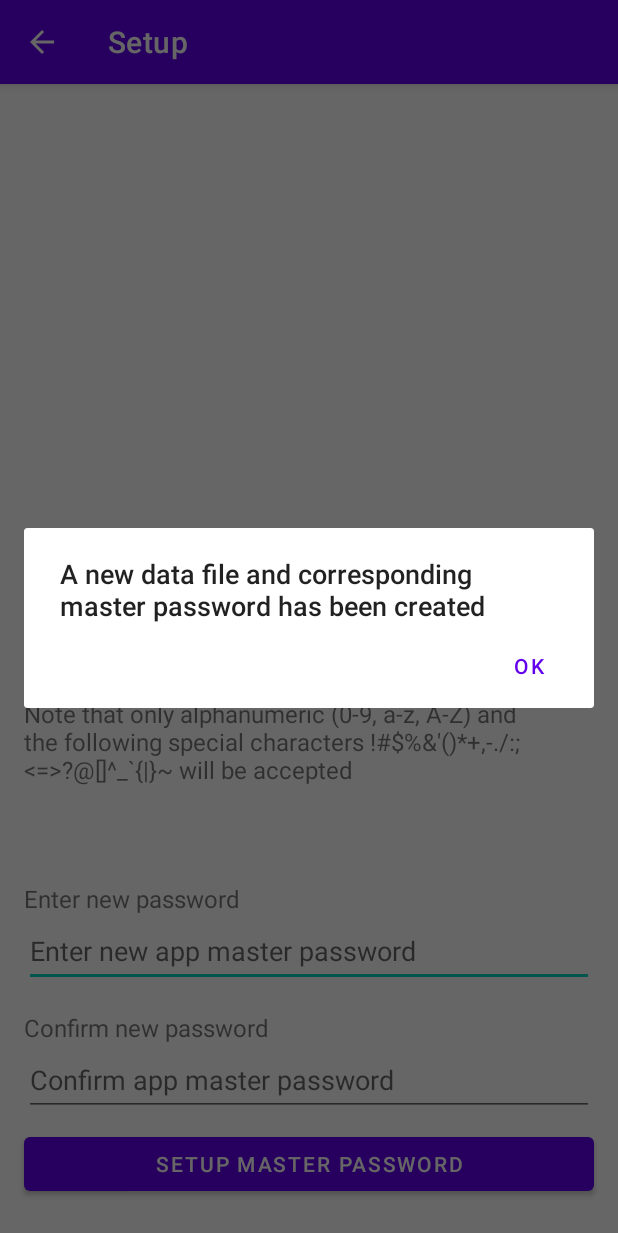
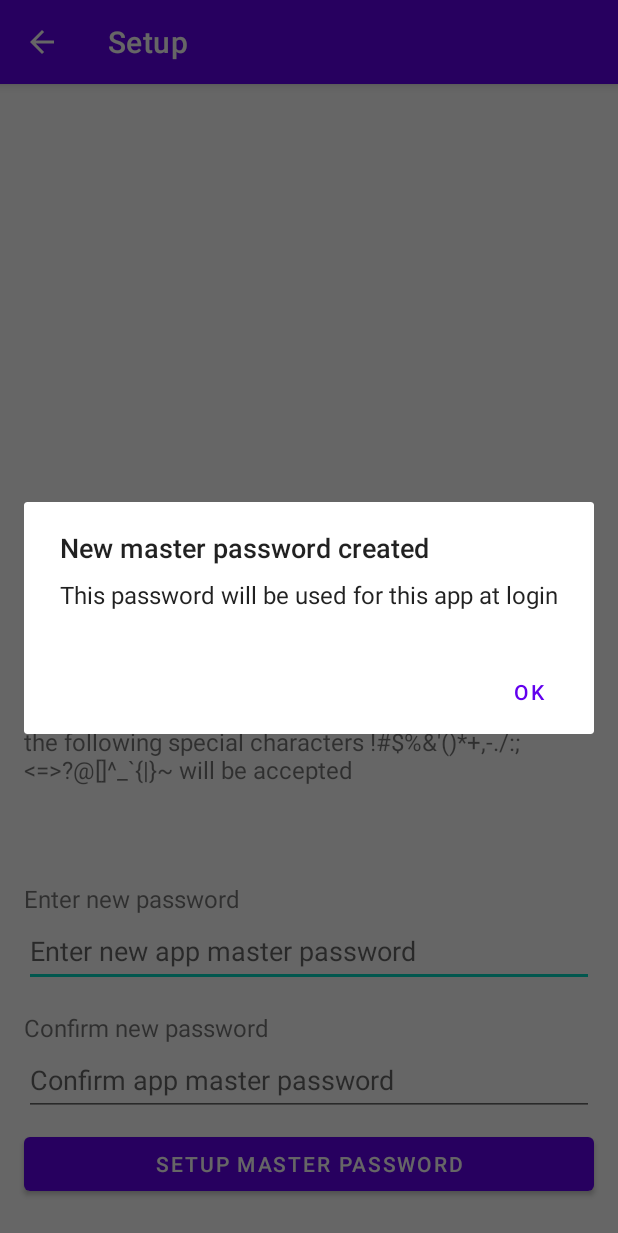
Before and after one commit to shiyao821/password_manager_android, an Android app: the SetupActivity screen opened directly, with no data from a screen before it, after a tap on "SETUP MASTER PASSWORD", on a phone screen of 412 x 824 dp. Shown: the top 1233 px of the screen. Run offline under Robolectric (Android 15) with nearby library versions, the phone set to English and light mode, and no system bars; libraries missing offline, so code that uses them is left out: com.macasaet.fernet.

Commit message:
UI: setup master password alert text

```diff
--- a/app/src/main/java/com/example/passwordmanagerv1/SetupActivity.kt
+++ b/app/src/main/java/com/example/passwordmanagerv1/SetupActivity.kt
@@ -75,7 +75,8 @@ class SetupActivity : AppCompatActivity() {
         if (Manager.createNewDataFile(passwordInput)) {
             Log.i(TAG, "New password set up")
             AlertDialog.Builder(this)
-                .setTitle(R.string.dialog_new_master_password)
+                .setTitle(R.string.alert_title_master_password_created)
+                .setMessage(R.string.alert_message_master_password_created)
                 .setPositiveButton(R.string.button_acknowledge){ _, _ ->
                     val resultData = Intent()
                     setResult(Activity.RESULT_OK, resultData)
--- a/app/src/main/res/values/strings.xml
+++ b/app/src/main/res/values/strings.xml
@@ -24,7 +24,6 @@
     <string name="toast_back_press_again_log_out">Press back again to save and log out</string>
     <string name="toast_copy_suffix">copied to clipboard</string>
 
-    <string name="dialog_new_master_password">A new data file and corresponding master password has been created</string>
     <string name="dialog_edit_account_name_title">Edit Account Name</string>
     <string name="dialog_edit_username_title">Edit Username</string>
     <string name="dialog_edit_email_title">Edit Email</string>
@@ -58,6 +57,8 @@
 
     <string name="button_add_link">Add Link</string>
     <string name="alert_title_account_not_found">There is no such account</string>
+    <string name="alert_title_master_password_created">New master password created</string>
+    <string name="alert_message_master_password_created">This password will be used for this app at login</string>
     <string name="toast_account_link_success">Link successfully created</string>
     <string name="alert_title_account_already_linked">This account is already linked</string>
     <string name="button_done">DONE</string>
```
